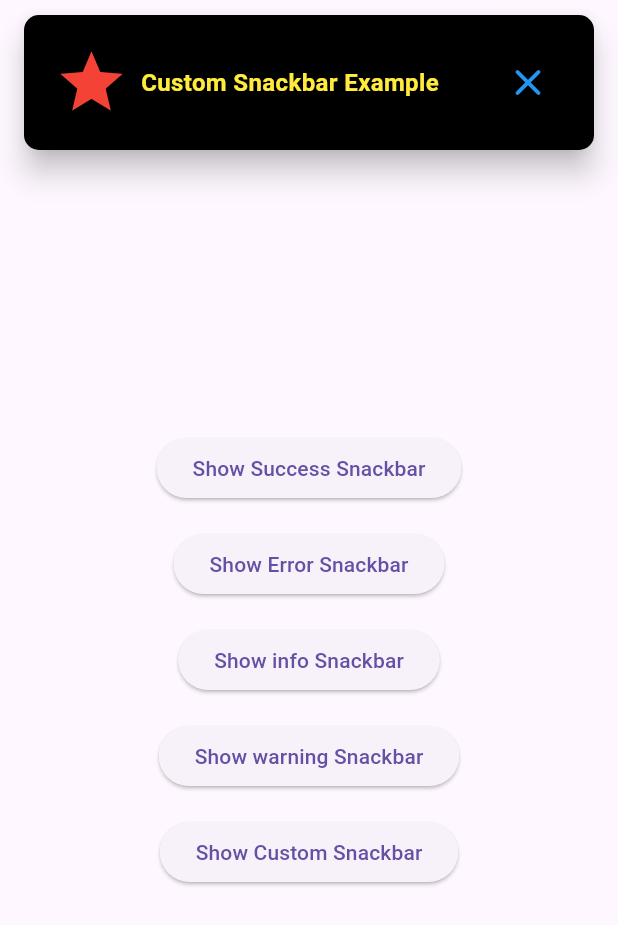
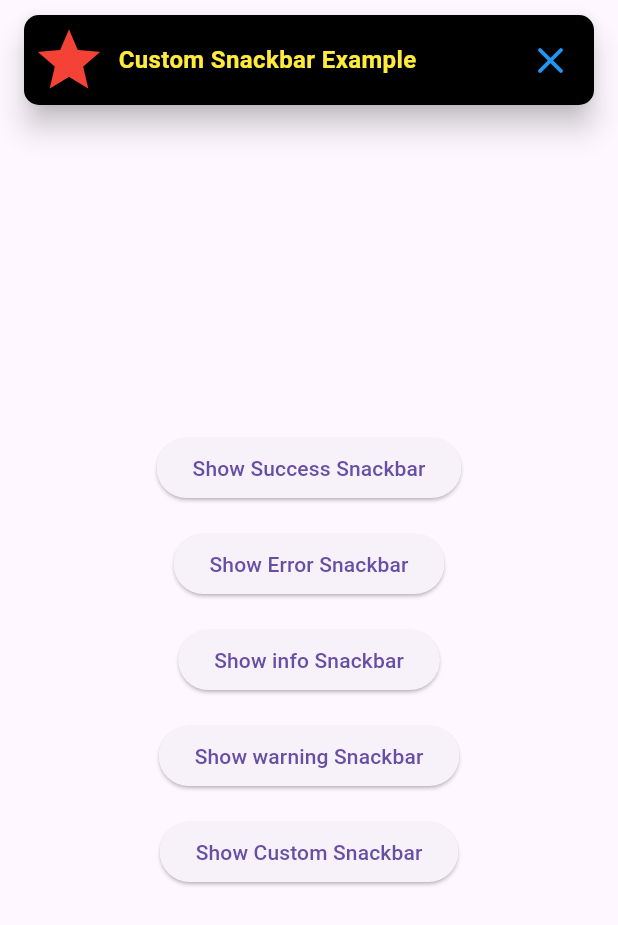
Before and after one commit to AbishekAB21/flutter_top_snackbar, a Flutter app: the screen it shows after launch, after a tap on "Show Custom Snackbar", on a phone screen of 412 x 824 dp. Shown: the top 925 px of the screen. Run offline on Flutter 3.47's test engine with Material 3 defaults, Android fonts, the phone set to English and light mode, and no system bars.

Commit message:
padding fix version bump

```diff
--- a/example/lib/main.dart
+++ b/example/lib/main.dart
@@ -80,7 +80,7 @@ class SnackbarDemo extends StatelessWidget {
                   color: Colors.yellow,
                   fontWeight: FontWeight.bold,
                 ),
-                padding: EdgeInsets.all(20.0),
+                padding: EdgeInsets.all(5.0),
                 elevation: 8,
                 customBackgroundColor: Colors.black,
                 customIcon: Icons.star,
--- a/lib/flutter_top_snackbar.dart
+++ b/lib/flutter_top_snackbar.dart
@@ -21,10 +21,7 @@ class FlutterTopSnackbar {
     IconData? customIcon,
     double borderRadius = 10.0,
     double elevation = 6.0,
-    EdgeInsetsGeometry padding = const EdgeInsets.symmetric(
-      vertical: 12,
-      horizontal: 16,
-    ),
+    EdgeInsetsGeometry? padding,
     bool dismissible = false,
     AnimationTypes animationType = AnimationTypes.slideFromTop,
     SnackBarAction? action,
@@ -57,7 +54,7 @@ class FlutterTopSnackbar {
         dismissDirection: dismissDirection,
         action: action,
         messageFontstyle: messageFontstyle,
-        padding: padding,
+        padding: padding ?? EdgeInsets.symmetric(horizontal: 5, vertical: 5),
         elevation: elevation,
         customIconColor: customIconColor,
         customIconSize: customIconSize,
@@ -68,7 +65,6 @@ class FlutterTopSnackbar {
     );
 
     overlay.insert(overlayEntry);
-
   }
 
   // Success
--- a/lib/src/flutter_top_snackbar_widget.dart
+++ b/lib/src/flutter_top_snackbar_widget.dart
@@ -30,16 +30,16 @@ class FlutterTopSnackbarWidget extends StatefulWidget {
     required this.duration,
     required this.onDismissed,
     required this.snackbarTheme,
+    required this.padding,
+    required this.showCloseButton,
     this.borderRadius = 10.0,
     this.elevation = 6.0,
-    this.padding = const EdgeInsets.symmetric(horizontal: 16, vertical: 12),
     this.dismissible = false,
     this.animationType = AnimationTypes.slideFromTop,
     this.action,
     this.dismissDirection,
     this.customIconColor,
     this.customIconSize,
-    required this.showCloseButton,
     this.closeButtonColor,
     this.closeButtonSize,
   });
--- a/pubspec.yaml
+++ b/pubspec.yaml
@@ -1,6 +1,6 @@
 name: flutter_top_snackbar
 description: "A Flutter package to display customizable snackbars from the top of the screen with themes, animations, and custom icons."
-version: 1.0.3
+version: 1.0.4
 homepage: https://github.com/AbishekAB21/flutter_top_snackbar
 
 environment:
```
Also changed, not shown: example/pubspec.lock, 1 other file.
